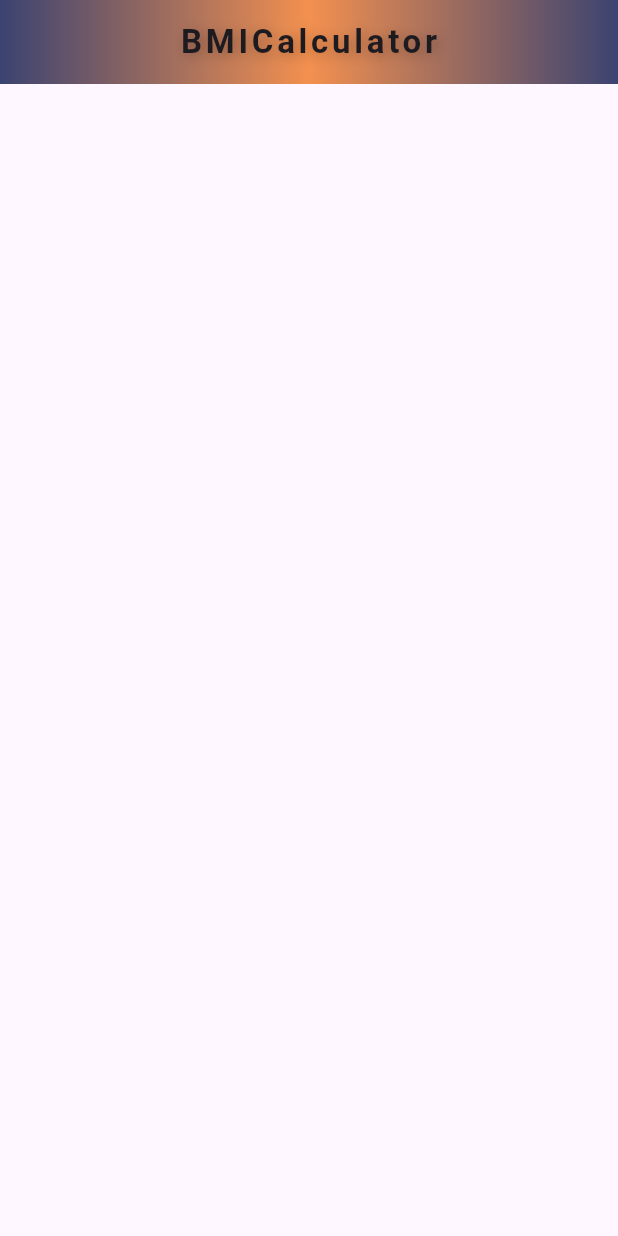
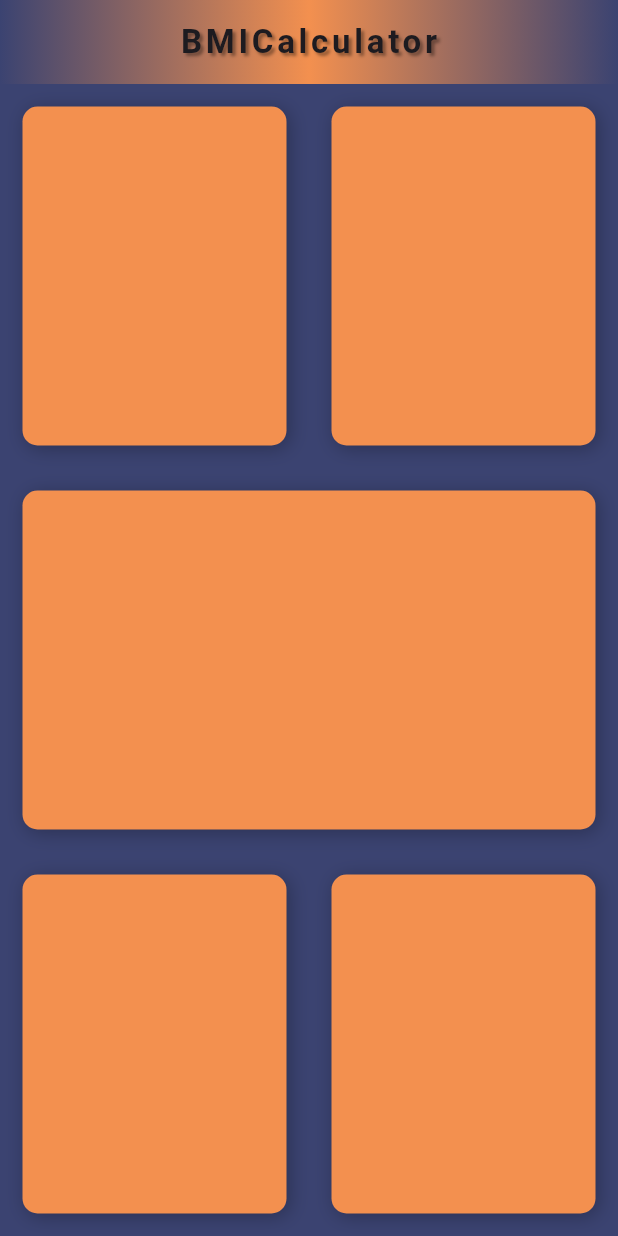
Before and after one commit to albatross65/BMI_Calculator, a Flutter app: the screen it shows after launch, on a phone screen of 412 x 824 dp. Run offline on Flutter 3.47's test engine with Material 3 defaults, Android fonts, the phone set to English and light mode, and no system bars.

Commit message:
#03 Enhanced UI with improved color scheme shadows, and styled containers.

```diff
--- a/lib/input_page.dart
+++ b/lib/input_page.dart
@@ -1,18 +1,109 @@
 import 'package:flutter/material.dart';
-
 class InputPage extends StatefulWidget {
   const InputPage({super.key});
-
   @override
   State<InputPage> createState() => _InputPageState();
 }
+
 class _InputPageState extends State<InputPage> {
+
   @override
   Widget build(BuildContext context) {
-    return Scaffold(
-      body: Padding(
-        padding:  EdgeInsets.all(16.0),
-      ),
+    return  Column(
+      children: [
+        Expanded(
+          child: Row(
+            children: [
+              Expanded(
+                child: Container(
+                  margin:   EdgeInsets.all(15.0),
+                  decoration: BoxDecoration(
+                    color:   Color(0XffF3904F),
+                    borderRadius: BorderRadius.circular(10.0),
+                    boxShadow: [
+                      BoxShadow(
+                        color: Colors.black26,
+                        blurRadius: 10,
+                        offset:   Offset(2, 2),
+                      ),
+                    ],
+                  ),
+                ),
+              ),
+              Expanded(
+                child: Container(
+                  margin:   EdgeInsets.all(15.0),
+                  decoration: BoxDecoration(
+                    color:   Color(0XffF3904F),
+                    borderRadius: BorderRadius.circular(10.0),
+                    boxShadow: [
+                      BoxShadow(
+                        color: Colors.black26,
+                        blurRadius: 10,
+                        offset:   Offset(2, 2),
+                      ),
+                    ],
+                  ),
+                ),
+              ),
+            ],
+          ),
+        ),
+        Expanded(
+          child: Container(
+            margin: EdgeInsets.all(15.0),
+            decoration: BoxDecoration(
+              color:  Color(0XffF3904F),
+              borderRadius: BorderRadius.circular(10.0),
+              boxShadow: [
+                BoxShadow(
+                  color: Colors.black26,
+                  blurRadius: 10,
+                  offset:  Offset(2, 2),
+                ),
+              ],
+            ),
+          ),
+        ),
+        Expanded(
+          child: Row(
+            children: [
+              Expanded(
+                child: Container(
+                  margin:  EdgeInsets.all(15.0),
+                  decoration: BoxDecoration(
+                    color:  Color(0XffF3904F),
+                    borderRadius: BorderRadius.circular(10.0),
+                    boxShadow: [
+                      BoxShadow(
+                        color: Colors.black26,
+                        blurRadius: 10,
+                        offset: Offset(2, 2),
+                      ),
+                    ],
+                  ),
+                ),
+              ),
+              Expanded(
+                child: Container(
+                  margin: EdgeInsets.all(15.0),
+                  decoration: BoxDecoration(
+                    color:  Color(0XffF3904F),
+                    borderRadius: BorderRadius.circular(10.0),
+                    boxShadow: [
+                      BoxShadow(
+                        color: Colors.black26,
+                        blurRadius: 10,
+                        offset: Offset(2, 2),
+                      ),
+                    ],
+                  ),
+                ),
+              ),
+            ],
+          ),
+        ),
+      ],
     );
   }
 }
--- a/lib/main.dart
+++ b/lib/main.dart
@@ -1,12 +1,11 @@
+import 'input_page.dart';
 import 'package:flutter/material.dart';
-import 'input_page.dart';
 
 void main() {
   runApp(const BMICalculator());
 }
 class BMICalculator extends StatelessWidget {
   const BMICalculator({super.key});
-
   @override
   Widget build(BuildContext context) {
     return MaterialApp(
@@ -14,27 +13,24 @@ class BMICalculator extends StatelessWidget {
       home: Scaffold(
         appBar: AppBar(
           centerTitle: true,
-          title: Text(
-            'BMICalculator',
-            style: TextStyle(
-              fontSize: 22,
-              letterSpacing: 2.5,
-              fontWeight: FontWeight.bold,
-              shadows: [
-                BoxShadow(
-                  color: Colors.black26,
-                  blurRadius: 10,
-                  offset: Offset(2, 2),
-                ),
-              ],
-            ),
+          title:  Text('BMICalculator',
+              style: TextStyle(fontSize: 22,letterSpacing: 2.5,
+                  fontWeight: FontWeight.bold,
+                  shadows: [
+                    BoxShadow(
+                      color: Colors.black38,
+                      blurRadius: 2,
+                      offset: Offset(2, 2),
+                    )
+                  ]
+              )
           ),
           flexibleSpace: Container(
             decoration: BoxDecoration(
               gradient: LinearGradient(
                 colors: [
                   Color(0xff3B4371),
-                  Color(0xffF3904F),
+                  Color(0XffF3904F),
                   Color(0xff3B4371),
                 ],
               ),
@@ -44,7 +40,6 @@ class BMICalculator extends StatelessWidget {
         body: InputPage(),
         backgroundColor: Color(0xff3B4371),
       ),
-
     );
   }
 }
```
